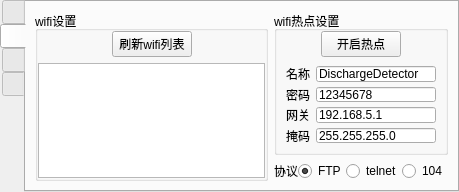
Before: the Qt Designer form Gui/Options/optionui.ui in rpdhunter/swbox, drawn with Qt 5.
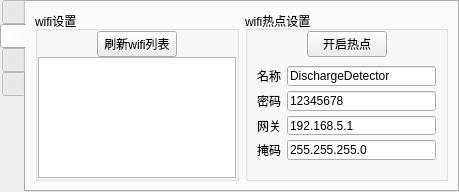
After: the same form once the commit is applied. The open tabs and pages were chosen to show the change. Custom widgets are drawn as their Qt base class.

```diff
--- a/Gui/Options/optionui.ui
+++ b/Gui/Options/optionui.ui
@@ -637,15 +637,15 @@
     <attribute name="title">
      <string/>
     </attribute>
-    <layout class="QGridLayout" name="gridLayout_4">
-     <item row="0" column="0" rowspan="2">
+    <layout class="QHBoxLayout" name="horizontalLayout_8" stretch="1,1">
+     <item>
       <widget class="QGroupBox" name="groupBox">
        <property name="title">
         <string>wifi设置</string>
        </property>
        <layout class="QVBoxLayout" name="verticalLayout_4">
         <property name="spacing">
-         <number>6</number>
+         <number>0</number>
         </property>
         <property name="leftMargin">
          <number>0</number>
@@ -745,15 +745,18 @@
        </layout>
       </widget>
      </item>
-     <item row="0" column="1">
+     <item>
       <widget class="QGroupBox" name="groupBox_2">
+       <property name="minimumSize">
+        <size>
+         <width>0</width>
+         <height>0</height>
+        </size>
+       </property>
        <property name="title">
         <string>wifi热点设置</string>
        </property>
-       <layout class="QVBoxLayout" name="verticalLayout_5">
-        <property name="spacing">
-         <number>0</number>
-        </property>
+       <layout class="QGridLayout" name="gridLayout_4">
         <property name="leftMargin">
          <number>0</number>
         </property>
@@ -763,10 +766,10 @@
         <property name="rightMargin">
          <number>0</number>
         </property>
-        <property name="bottomMargin">
+        <property name="spacing">
          <number>0</number>
         </property>
-        <item>
+        <item row="0" column="0">
          <layout class="QHBoxLayout" name="horizontalLayout_11">
           <item>
            <spacer name="horizontalSpacer_17">
@@ -803,7 +806,7 @@
           </item>
          </layout>
         </item>
-        <item>
+        <item row="1" column="0">
          <widget class="QWidget" name="widget" native="true">
           <property name="sizePolicy">
            <sizepolicy hsizetype="Expanding" vsizetype="Expanding">
@@ -835,14 +838,14 @@
              </property>
             </widget>
            </item>
-           <item row="1" column="0">
+           <item row="2" column="0">
             <widget class="QLabel" name="label_2">
              <property name="text">
               <string>密码</string>
              </property>
             </widget>
            </item>
-           <item row="1" column="1">
+           <item row="2" column="1">
             <widget class="QLineEdit" name="lineEdit_wifi_hot_password">
              <property name="minimumSize">
               <size>
@@ -855,14 +858,14 @@
              </property>
             </widget>
            </item>
-           <item row="2" column="0">
+           <item row="3" column="0">
             <widget class="QLabel" name="label_5">
              <property name="text">
               <string>网关</string>
              </property>
             </widget>
            </item>
-           <item row="2" column="1">
+           <item row="3" column="1">
             <widget class="QLineEdit" name="lineEdit_wifi_hot_gate">
              <property name="minimumSize">
               <size>
@@ -875,14 +878,14 @@
              </property>
             </widget>
            </item>
-           <item row="3" column="0">
+           <item row="4" column="0">
             <widget class="QLabel" name="label_6">
              <property name="text">
               <string>掩码</string>
              </property>
             </widget>
            </item>
-           <item row="3" column="1">
+           <item row="4" column="1">
             <widget class="QLineEdit" name="lineEdit_wifi_hot_mask">
              <property name="minimumSize">
               <size>
@@ -901,44 +904,6 @@
        </layout>
       </widget>
      </item>
-     <item row="1" column="1">
-      <layout class="QHBoxLayout" name="horizontalLayout_8">
-       <property name="spacing">
-        <number>0</number>
-       </property>
-       <item>
-        <widget class="QLabel" name="label_11">
-         <property name="text">
-          <string>协议</string>
-         </property>
-        </widget>
-       </item>
-       <item>
-        <widget class="QRadioButton" name="rbt_ftp">
-         <property name="text">
-          <string>FTP</string>
-         </property>
-         <property name="checked">
-          <bool>true</bool>
-         </property>
-        </widget>
-       </item>
-       <item>
-        <widget class="QRadioButton" name="rbt_telnet">
-         <property name="text">
-          <string>telnet</string>
-         </property>
-        </widget>
-       </item>
-       <item>
-        <widget class="QRadioButton" name="rbt_104">
-         <property name="text">
-          <string>104</string>
-         </property>
-        </widget>
-       </item>
-      </layout>
-     </item>
     </layout>
    </widget>
    <widget class="QWidget" name="tab_3">
```
Left out of the diff: 4 changed lines with no effect on the pictures.
